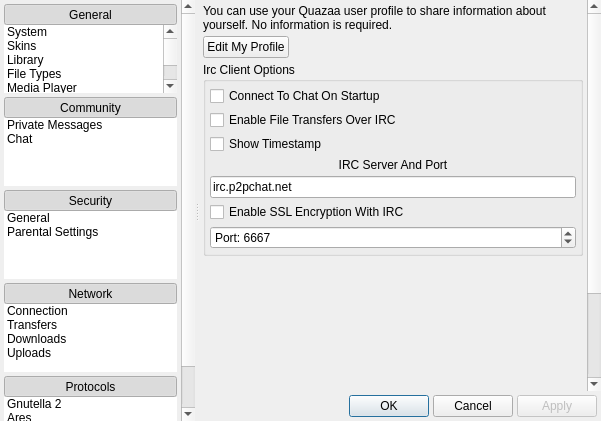
Above: Quazaa/UI/dialogsettings.ui from c3c/quazaa before the change. Below: the same form after it.
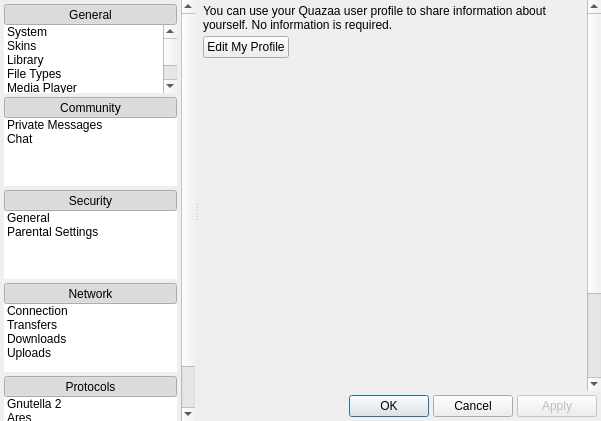
That is the form after the change. The open tabs and pages were chosen to show the change. Icons and pictures are not drawn.

Commit message: Refactoring some Irc classes and variables and beginning the move back over to the formatted, multi-line message input box.

What changed in the file:
```diff
--- a/Quazaa/UI/dialogsettings.ui
+++ b/Quazaa/UI/dialogsettings.ui
@@ -1662,104 +1662,7 @@
                  </property>
                 </widget>
                </item>
-               <item row="2" column="0" colspan="2">
-                <widget class="QGroupBox" name="groupBoxIrcOptions">
-                 <property name="title">
-                  <string>Irc Client Options</string>
-                 </property>
-                 <layout class="QVBoxLayout" name="verticalLayout_22">
-                  <property name="spacing">
-                   <number>4</number>
-                  </property>
-                  <property name="margin">
-                   <number>4</number>
-                  </property>
-                  <item>
-                   <widget class="QCheckBox" name="checkBoxIrcConnectOnStart">
-                    <property name="text">
-                     <string>Connect To Chat On Startup</string>
-                    </property>
-                   </widget>
-                  </item>
-                  <item>
-                   <widget class="QCheckBox" name="checkBoxIrcEnableFileTransfers">
-                    <property name="text">
-                     <string>Enable File Transfers Over IRC</string>
-                    </property>
-                   </widget>
-                  </item>
-                  <item>
-                   <widget class="QCheckBox" name="checkBoxIrcShowTimestamp">
-                    <property name="text">
-                     <string>Show Timestamp</string>
-                    </property>
-                   </widget>
-                  </item>
-                  <item>
-                   <widget class="QLabel" name="labelIrcServer">
-                    <property name="sizePolicy">
-                     <sizepolicy hsizetype="Preferred" vsizetype="Fixed">
-                      <horstretch>0</horstretch>
-                      <verstretch>0</verstretch>
-                     </sizepolicy>
-                    </property>
-                    <property name="text">
-                     <string>IRC Server And Port</string>
-                    </property>
-                    <property name="alignment">
-                     <set>Qt::AlignCenter</set>
-                    </property>
-                    <property name="buddy">
-                     <cstring>lineEditIrcServer</cstring>
-                    </property>
-                   </widget>
-                  </item>
-                  <item>
-                   <widget class="QLineEdit" name="lineEditIrcServer">
-                    <property name="sizePolicy">
-                     <sizepolicy hsizetype="Preferred" vsizetype="Fixed">
-                      <horstretch>0</horstretch>
-                      <verstretch>0</verstretch>
-                     </sizepolicy>
-                    </property>
-                    <property name="text">
-                     <string>irc.p2pchat.net</string>
-                    </property>
-                   </widget>
-                  </item>
-                  <item>
-                   <widget class="QCheckBox" name="checkBoxIrcSSL">
-                    <property name="text">
-                     <string>Enable SSL Encryption With IRC</string>
-                    </property>
-                   </widget>
-                  </item>
-                  <item>
-                   <widget class="QSpinBox" name="spinBoxIrcPort">
-                    <property name="sizePolicy">
-                     <sizepolicy hsizetype="MinimumExpanding" vsizetype="Fixed">
-                      <horstretch>0</horstretch>
-                      <verstretch>0</verstretch>
-                     </sizepolicy>
-                    </property>
-                    <property name="prefix">
-                     <string>Port: </string>
-                    </property>
-                    <property name="minimum">
-                     <number>1024</number>
-                    </property>
-                    <property name="maximum">
-                     <number>49151</number>
-                    </property>
-                    <property name="value">
-                     <number>6667</number>
-                    </property>
-                   </widget>
-                  </item>
-                 </layout>
-                </widget>
-               </item>
-               <item row="4" column="1">
+               <item row="3" column="1">
                 <spacer name="verticalSpacer_9">
                  <property name="orientation">
                   <enum>Qt::Vertical</enum>
```
Left out of the diff: 2 changed lines with no effect on the pictures. The commit also changes 46 other files.
